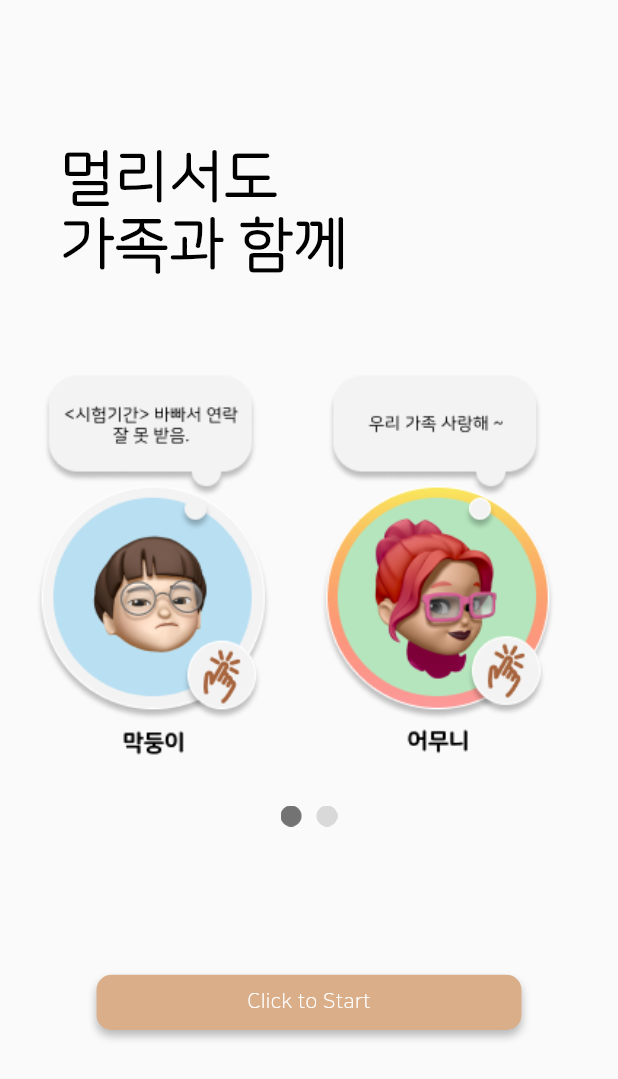
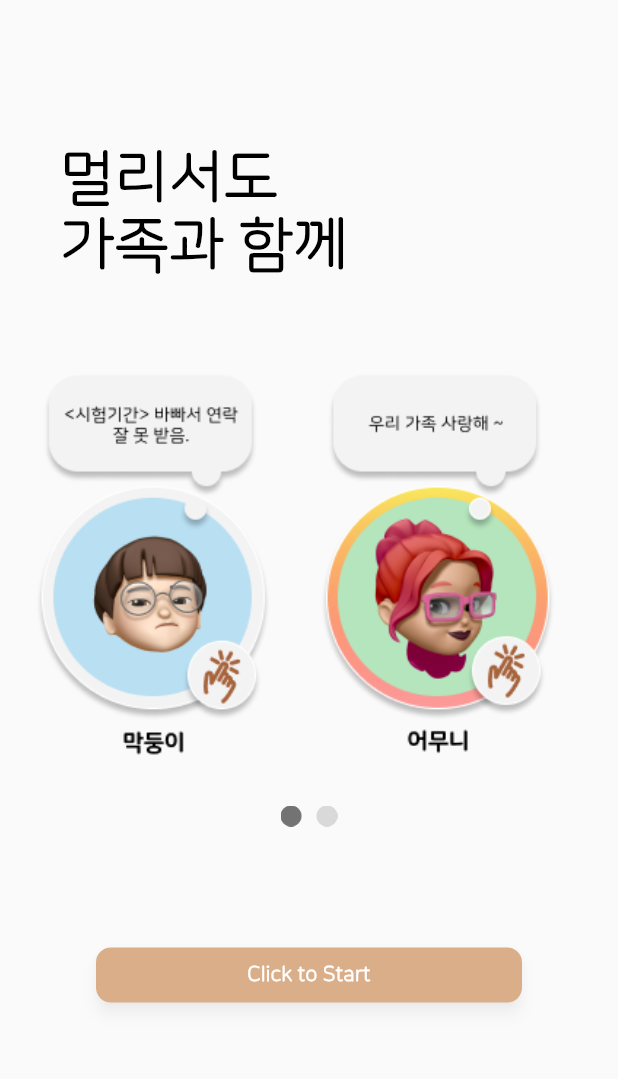
Before and after one commit to Inthon-6team/inthon-6team.github.io, a Flutter app: the screen it shows after launch, on a phone screen of 412 x 824 dp. Shown: the top 1079 px of the screen. Run offline on Flutter 3.47's test engine with Material 2 defaults, Android fonts, the phone set to English and light mode, and no system bars; our stand-ins replace dio, firebase_core, firebase_messaging, flutter_local_notifications, flutter_svg, get and 1 more; accounts and stored records are empty.

Commit message:
intro 수정

```diff
--- a/lib/components/edit_profile.dart
+++ b/lib/components/edit_profile.dart
@@ -132,7 +132,7 @@ class _EditDialogState extends State<EditDialog> {
                           ),
                           child: GestureDetector(
                             onTap: () {},
-                            child: ImageData(IconsPath.click,
+                            child: ImageData(IconsPath.camera,
                                 isSvg: true, width: 23.745, height: 33.204),
                           ),
                         ),
--- a/lib/components/image_data.dart
+++ b/lib/components/image_data.dart
@@ -39,6 +39,7 @@ class IconsPath {
   static String get profile => 'assets/svg/profile.svg';
   static String get pencil => 'assets/svg/pencil.svg';
   static String get add => 'assets/svg/add.svg';
+  static String get camera => 'assets/svg/camera.svg';
 
   static String get intro1 => 'assets/images/intro1.png';
   static String get intro2 => 'assets/images/intro2.png';
--- a/lib/pages/intro.dart
+++ b/lib/pages/intro.dart
@@ -38,8 +38,12 @@ class Intro extends StatelessWidget {
                 ],
               ),
             ),
-            GestureDetector(
-              onTap: () async {
+            Container(
+              margin:
+                  EdgeInsets.only(left: (size.width - 284) / 2, bottom: 150),
+              width: 284,
+              child: TextButton(
+                onPressed: () async {
                   final preferences = await SharedPreferences.getInstance();
                   final token = (await getAuthHeader())['Authorization'];
                   try {
@@ -53,26 +57,19 @@ class Intro extends StatelessWidget {
                         MaterialPageRoute(builder: (context) => Login()));
                   } else {
                     print("이미 로그인 되어있음");
-                  Navigator.push(
-                      context, MaterialPageRoute(builder: (context) => App()));
+                    Navigator.push(context,
+                        MaterialPageRoute(builder: (context) => App()));
                   }
                 },
-              child: Container(
-                margin: EdgeInsets.only(
-                    left: (size.width - 283.238) / 2, bottom: size.height / 6),
-                width: 283.238,
-                height: 36.813,
-                decoration: BoxDecoration(
-                  color: Color(0xffd9ae89),
+                style: TextButton.styleFrom(
+                  padding: EdgeInsets.zero,
+                  minimumSize: Size(283.238, 36.813),
+                  backgroundColor: Color(0xffd9ae89),
+                  shape: RoundedRectangleBorder(
                     borderRadius: BorderRadius.circular(10.0),
-                  boxShadow: [
-                    BoxShadow(
-                      color: Colors.black.withOpacity(0.25),
-                      spreadRadius: 0,
-                      blurRadius: 4,
-                      offset: Offset(0, 4),
                   ),
-                  ],
+                  shadowColor: Colors.black.withOpacity(0.25),
+                  elevation: 4, // 그림자 강도
                 ),
                 child: Center(
                   child: Text(
@@ -80,10 +77,11 @@ class Intro extends StatelessWidget {
                     textAlign: TextAlign.center,
                     style: TextStyle(
                       fontSize: 14,
-                    fontWeight: FontWeight.w500,
+                      fontWeight: FontWeight.w700,
                       color: Color(0xffffffff),
                     ),
-                )),
+                  ),
+                ),
               ),
             ),
           ],
--- a/lib/repository/profile_repository.dart
+++ b/lib/repository/profile_repository.dart
@@ -38,11 +38,6 @@ Future<List<Map<String, String>>> fetchProfileData() async {
   }
 }
 
-/*
- 귀정: 이거 return 값으로 수정된 게 돌아옴 ㅇㅇ,,,
- 수정된 거 받아가지고, 그걸로 바로 화면에 띄워주면 될 듯
- (수정된거 보여주면 될 듯 ㅇㅇ)
-*/
 Future<Map<String, dynamic>> updateStatusText(text) async {
   var dio = Dio();
   var url = 'https://hello-t2pqd7uv4q-uc.a.run.app/user';
```
Also changed, not shown: assets/svg/camera.svg (added). Lines whose indentation alone changed are shown as unchanged.
